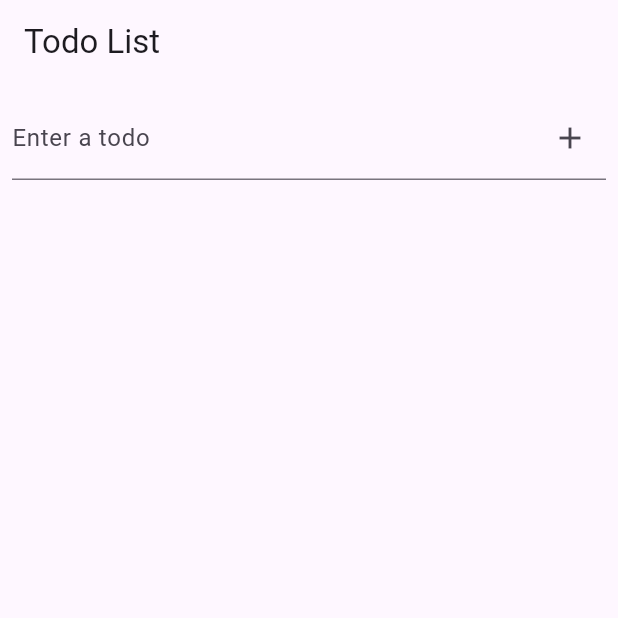
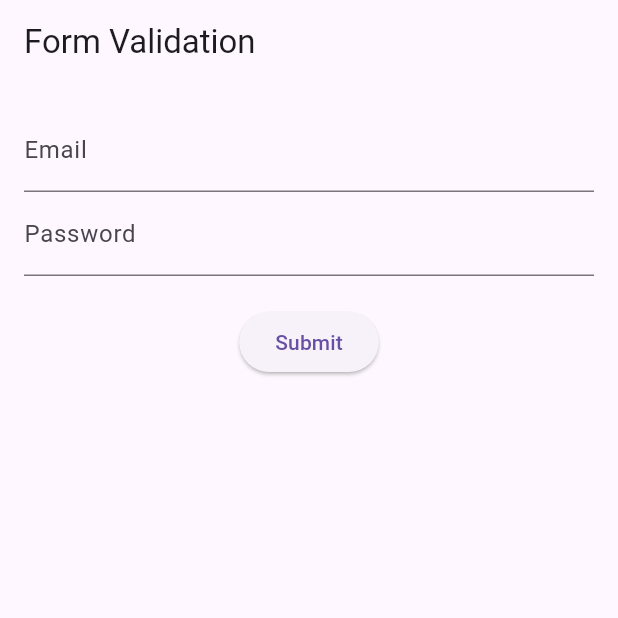
Before and after one commit to mohamedmahmoud95/flutter_bloc_session, a Flutter app: the screen it shows after launch, on a phone screen of 412 x 824 dp, the top half of it. Run offline on Flutter 3.47's test engine with Material 3 defaults, Android fonts, the phone set to English and light mode, and no system bars; our stand-ins replace flutter_bloc.

Commit message:
added a form validation example

```diff
--- /dev/null
+++ b/lib/form_validation_example/bloc/form_state_cubit.dart
@@ -0,0 +1,27 @@
+import 'package:flutter_bloc/flutter_bloc.dart';
+
+import '../data/model/form_state.dart';
+
+class FormCubit extends Cubit<FormState> {
+  FormCubit() : super(FormState());
+
+  void updateEmail(String email) {
+    final newState = state.copyWith(email: email);
+    emit(newState);
+  }
+
+  void updatePassword(String password) {
+    final newState = state.copyWith(password: password);
+    emit(newState);
+  }
+
+  void validateForm() {
+    final emailValid = state.email.contains('@');
+    final passwordValid = state.password.length >= 6;
+
+    emit(state.copyWith(
+      isEmailValid: emailValid,
+      isPasswordValid: passwordValid,
+    ));
+  }
+}
--- /dev/null
+++ b/lib/form_validation_example/data/model/form_state.dart
@@ -0,0 +1,28 @@
+
+class FormState {
+  final String email;
+  final String password;
+  final bool isEmailValid;
+  final bool isPasswordValid;
+
+  FormState({
+    this.email = '',
+    this.password = '',
+    this.isEmailValid = true,
+    this.isPasswordValid = true,
+  });
+
+  FormState copyWith({
+    String? email,
+    String? password,
+    bool? isEmailValid,
+    bool? isPasswordValid,
+  }) {
+    return FormState(
+      email: email ?? this.email,
+      password: password ?? this.password,
+      isEmailValid: isEmailValid ?? this.isEmailValid,
+      isPasswordValid: isPasswordValid ?? this.isPasswordValid,
+    );
+  }
+}
--- /dev/null
+++ b/lib/form_validation_example/presentation/form_screen.dart
@@ -0,0 +1,73 @@
+import 'package:flutter/material.dart';
+import 'package:flutter_bloc/flutter_bloc.dart';
+
+import '../bloc/form_state_cubit.dart';
+
+class FormValidationApp extends StatelessWidget {
+  const FormValidationApp({super.key});
+
+  @override
+  Widget build(BuildContext context) {
+    return MaterialApp(
+      debugShowCheckedModeBanner: false,
+      home: BlocProvider(
+        create: (context) => FormCubit(),
+        child: FormScreen(),
+      ),
+    );
+  }
+}
+
+class FormScreen extends StatelessWidget {
+  final _emailController = TextEditingController();
+  final _passwordController = TextEditingController();
+
+  @override
+  Widget build(BuildContext context) {
+    final formCubit = context.read<FormCubit>();
+
+    return Scaffold(
+      appBar: AppBar(title: Text('Form Validation')),
+      body: Padding(
+        padding: const EdgeInsets.all(16.0),
+        child: Column(
+          children: [
+            TextField(
+              controller: _emailController,
+              decoration: InputDecoration(
+                labelText: 'Email',
+                errorText: context.select<FormCubit, String?>(
+                      (cubit) => cubit.state.isEmailValid ? null : 'Invalid email',
+                ),
+              ),
+              onChanged: formCubit.updateEmail,
+            ),
+            TextField(
+              controller: _passwordController,
+              decoration: InputDecoration(
+                labelText: 'Password',
+                errorText: context.select<FormCubit, String?>(
+                      (cubit) => cubit.state.isPasswordValid ? null : 'Password too short',
+                ),
+              ),
+              obscureText: true,
+              onChanged: formCubit.updatePassword,
+            ),
+            SizedBox(height: 20),
+            ElevatedButton(
+              onPressed: () {
+                formCubit.validateForm();
+                if (formCubit.state.isEmailValid && formCubit.state.isPasswordValid) {
+                  ScaffoldMessenger.of(context).showSnackBar(
+                    SnackBar(content: Text('Form is valid!')),
+                  );
+                }
+              },
+              child: Text('Submit'),
+            ),
+          ],
+        ),
+      ),
+    );
+  }
+}
--- a/lib/main.dart
+++ b/lib/main.dart
@@ -1,3 +1,4 @@
+import 'package:bloc_session/form_validation_example/presentation/form_screen.dart';
 import 'package:bloc_session/theme_example/presentation/theme_app.dart';
 import 'package:bloc_session/todo_app_example/presentation/todo_app.dart';
 import 'package:flutter/material.dart';
@@ -8,6 +9,7 @@ void main() {
 
   //CounterApp()
   //ThemeApp()
-  TodoApp()
+  //TodoApp()
+    FormValidationApp()
   );
 }
--- a/lib/theme_example/presentation/theme_app.dart
+++ b/lib/theme_example/presentation/theme_app.dart
@@ -12,6 +12,7 @@ class ThemeApp extends StatelessWidget {
       child: BlocBuilder<ThemeCubit, ThemeData>(
         builder: (context, theme) {
           return MaterialApp(
+            debugShowCheckedModeBanner: false,
             theme: theme,
             home: ThemeScreen(),
           );
--- a/lib/todo_app_example/presentation/todo_app.dart
+++ b/lib/todo_app_example/presentation/todo_app.dart
@@ -10,6 +10,7 @@ class TodoApp extends StatelessWidget {
   @override
   Widget build(BuildContext context) {
     return MaterialApp(
+      debugShowCheckedModeBanner: false,
       home: BlocProvider(
         create: (context) => TodoCubit(),
         child: TodoScreen(),
--- a/pubspec.yaml
+++ b/pubspec.yaml
@@ -35,6 +35,7 @@ dependencies:
   # Use with the CupertinoIcons class for iOS style icons.
   cupertino_icons: ^1.0.8
   flutter_bloc: ^9.1.0
+  dio: ^5.8.0+1
 
 dev_dependencies:
   flutter_test:
```
Also changed, not shown: pubspec.lock, 1 other file.
